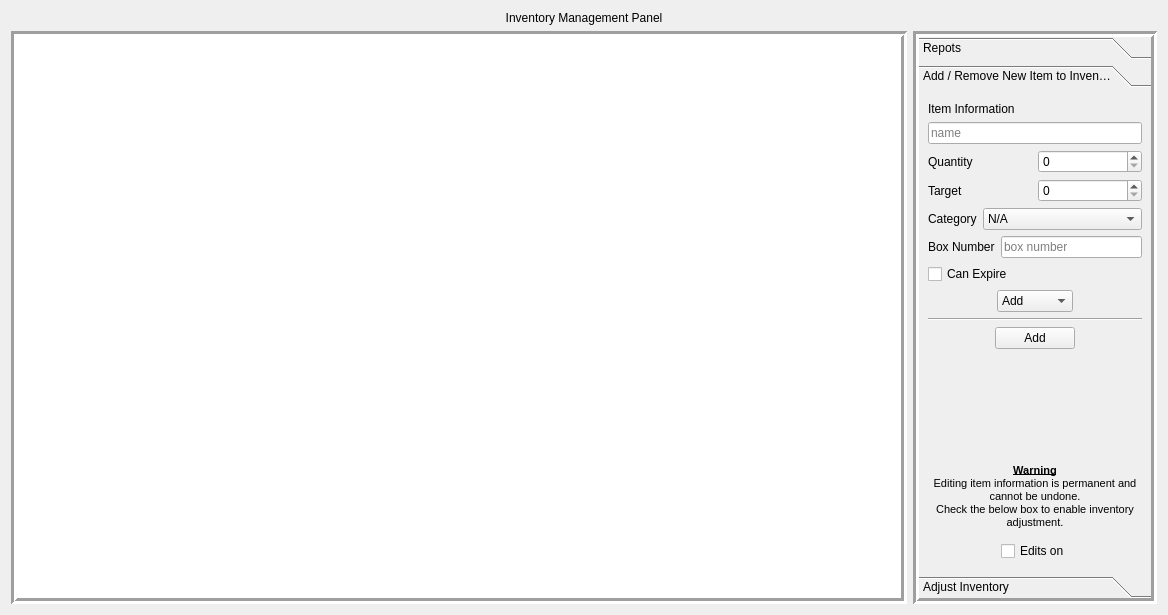
Before: the Qt Designer form src/reportsView.ui in rbaker26/BigBlueBox, drawn with Qt 5.
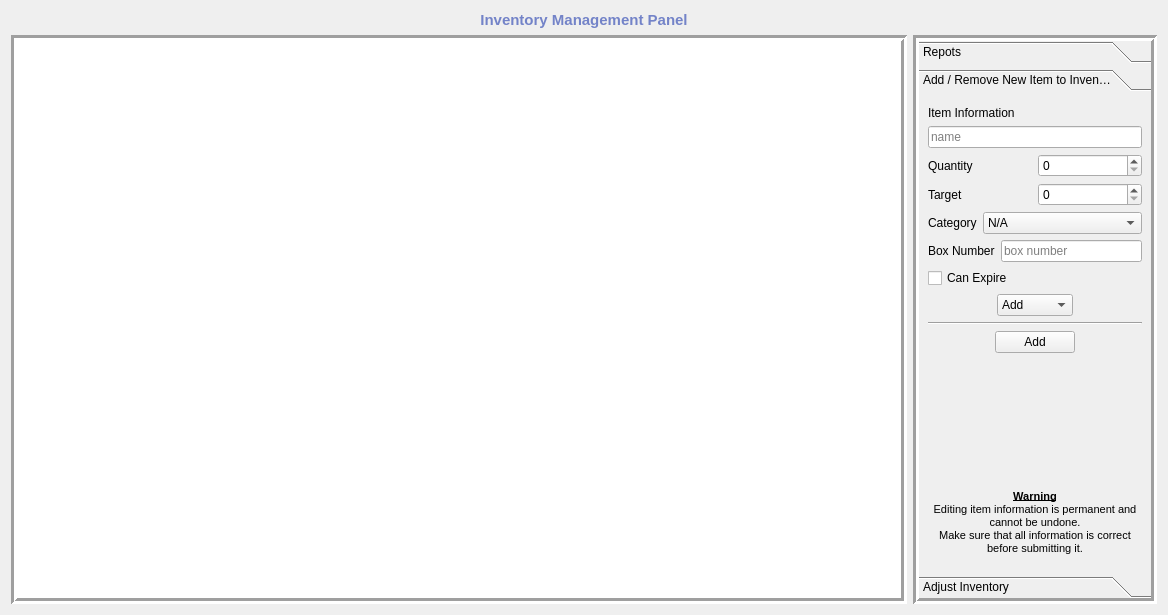
After: the same form once the commit is applied. The open tabs and pages were chosen to show the change.

```diff
--- a/src/reportsView.ui
+++ b/src/reportsView.ui
@@ -40,7 +40,7 @@
         <enum>QFrame::NoFrame</enum>
        </property>
        <property name="text">
-        <string>Inventory Management Panel</string>
+        <string>&lt;html&gt;&lt;head/&gt;&lt;body&gt;&lt;p align=&quot;center&quot;&gt;&lt;span style=&quot; font-size:11pt; font-weight:600; color:#7383c8;&quot;&gt;Inventory Management Panel&lt;/span&gt;&lt;/p&gt;&lt;/body&gt;&lt;/html&gt;</string>
        </property>
        <property name="textFormat">
         <enum>Qt::RichText</enum>
@@ -335,7 +335,7 @@
             <x>0</x>
             <y>0</y>
             <width>232</width>
-            <height>477</height>
+            <height>474</height>
            </rect>
           </property>
           <attribute name="label">
@@ -613,49 +613,12 @@
 &lt;/style&gt;&lt;/head&gt;&lt;body style=&quot; font-family:'Segoe UI'; font-size:8pt; font-weight:400; font-style:normal;&quot;&gt;
 &lt;p align=&quot;center&quot; style=&quot; margin-top:0px; margin-bottom:0px; margin-left:0px; margin-right:0px; -qt-block-indent:0; text-indent:0px;&quot;&gt;&lt;span style=&quot; font-weight:600; text-decoration: underline;&quot;&gt;Warning&lt;/span&gt;&lt;/p&gt;
 &lt;p align=&quot;center&quot; style=&quot; margin-top:0px; margin-bottom:0px; margin-left:0px; margin-right:0px; -qt-block-indent:0; text-indent:0px;&quot;&gt;Editing item information is permanent and cannot be undone.&lt;/p&gt;
-&lt;p align=&quot;center&quot; style=&quot; margin-top:0px; margin-bottom:0px; margin-left:0px; margin-right:0px; -qt-block-indent:0; text-indent:0px;&quot;&gt;Check the below box to enable inventory adjustment.&lt;/p&gt;&lt;/body&gt;&lt;/html&gt;</string>
+&lt;p align=&quot;center&quot; style=&quot; margin-top:0px; margin-bottom:0px; margin-left:0px; margin-right:0px; -qt-block-indent:0; text-indent:0px;&quot;&gt;Make sure that all information is correct before submitting it.&lt;/p&gt;&lt;/body&gt;&lt;/html&gt;</string>
                </property>
               </widget>
              </item>
              <item>
-              <layout class="QHBoxLayout" name="horizontalLayout_9">
-               <item>
-                <spacer name="horizontalSpacer_7">
-                 <property name="orientation">
-                  <enum>Qt::Horizontal</enum>
-                 </property>
-                 <property name="sizeHint" stdset="0">
-                  <size>
-                   <width>40</width>
-                   <height>20</height>
-                  </size>
-                 </property>
-                </spacer>
-               </item>
-               <item>
-                <widget class="QCheckBox" name="checkBox_editsOn_2">
-                 <property name="text">
-                  <string>Edits on</string>
-                 </property>
-                 <property name="checkable">
-                  <bool>true</bool>
-                 </property>
-                </widget>
-               </item>
-               <item>
-                <spacer name="horizontalSpacer_8">
-                 <property name="orientation">
-                  <enum>Qt::Horizontal</enum>
-                 </property>
-                 <property name="sizeHint" stdset="0">
-                  <size>
-                   <width>40</width>
-                   <height>20</height>
-                  </size>
-                 </property>
-                </spacer>
-               </item>
-              </layout>
+              <layout class="QHBoxLayout" name="horizontalLayout_9"/>
              </item>
             </layout>
            </item>
```
Left out of the diff: 10 changed lines with no effect on the pictures. Lines whose indentation alone changed are shown as unchanged.
